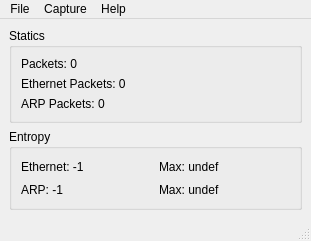
Before: the Qt Designer form tp1/herramienta/gui/ui/MainWindow.ui in ikovacs/redes, drawn with Qt 5.
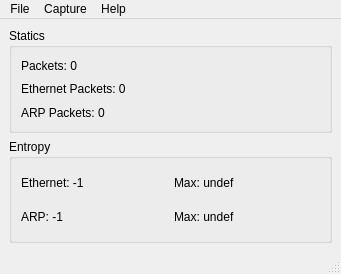
After: the same form once the commit is applied.

Commit message: funcion de guardado

```diff
--- a/tp1/herramienta/gui/ui/MainWindow.ui
+++ b/tp1/herramienta/gui/ui/MainWindow.ui
@@ -6,8 +6,8 @@
    <rect>
     <x>0</x>
     <y>0</y>
-    <width>311</width>
-    <height>241</height>
+    <width>341</width>
+    <height>274</height>
    </rect>
   </property>
   <property name="windowTitle">
@@ -103,7 +103,7 @@
     <rect>
      <x>0</x>
      <y>0</y>
-     <width>311</width>
+     <width>341</width>
      <height>27</height>
     </rect>
    </property>
```
Left out of the diff: 13 changed lines with no effect on the pictures. The commit also changes 2 other files.
